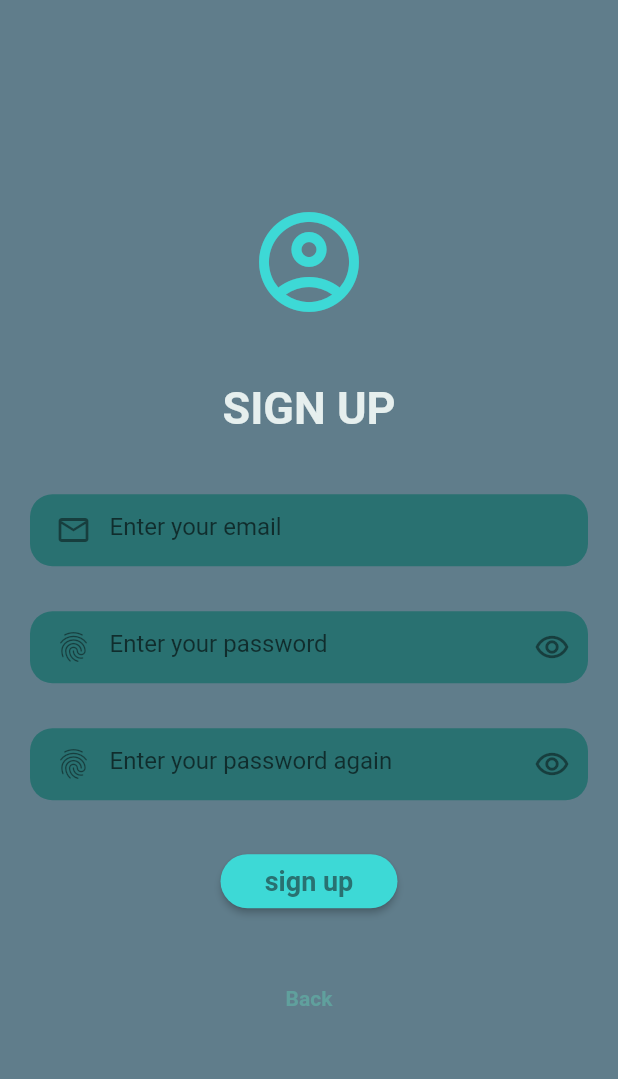
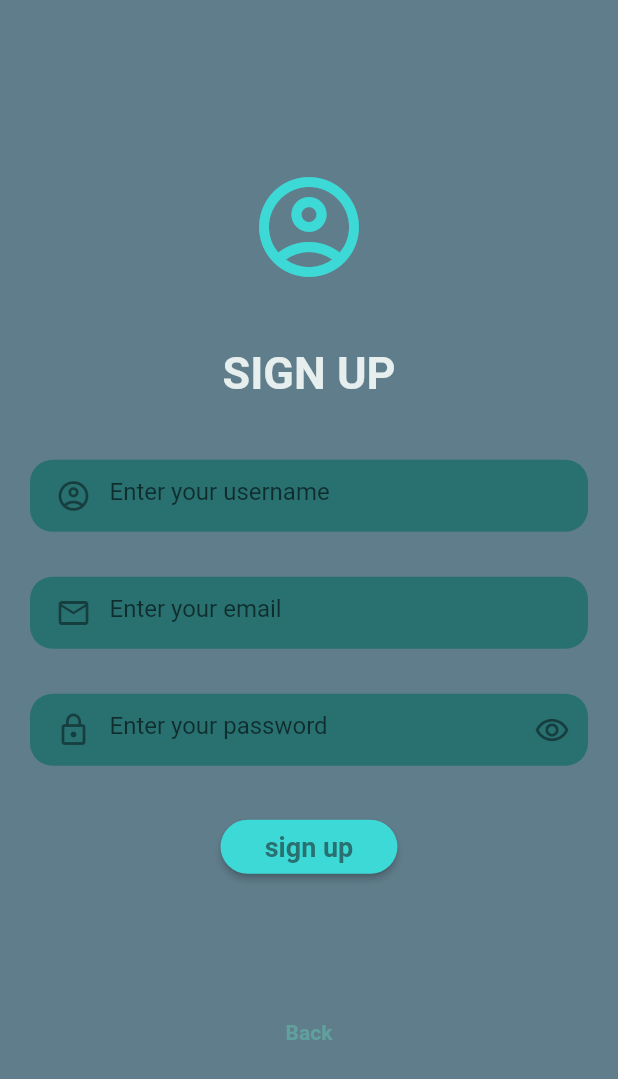
Before and after one commit to MohsenVerdizadeh/Taghche, a Flutter app: the Sign_up screen opened directly, on a phone screen of 412 x 824 dp. Shown: the top 1079 px of the screen. Run offline on Flutter 3.47's test engine with Material 2 defaults, Android fonts, the phone set to English and light mode, and no system bars; our stand-ins replace curved_navigation_bar, flutter_rating_bar; accounts and stored records are empty.

Commit message:
fix sign up page

```diff
--- a/lib/Sign up.dart
+++ b/lib/Sign up.dart
@@ -1,4 +1,12 @@
+import 'dart:async';
+import 'dart:io';
+
 import 'package:flutter/material.dart';
+//import 'package:fluttertoast/fluttertoast.dart';
+
+import 'Home page.dart';
+import 'oop classes/Models.dart';
+import 'oop classes/static_fields.dart';
 
 class Sign_up extends StatefulWidget {
   const Sign_up({Key? key}) : super(key: key);
@@ -8,6 +16,76 @@ class Sign_up extends StatefulWidget {
 }
 
 class _Sign_up extends State<Sign_up> {
+  String response = "";
+  String showMessage = '';
+  TextEditingController _usernameController = TextEditingController(text: "");
+  TextEditingController _emailController = TextEditingController(text: "");
+  TextEditingController _passwordController = TextEditingController(text: "");
+
+  @override
+  void initState() {
+    // TODO: implement initState
+    super.initState();
+    _emailController = TextEditingController();
+    _usernameController = TextEditingController();
+    _passwordController = TextEditingController();
+  }
+
+  String validateUsername(String value) {
+    if (value.isEmpty) {
+      return 'Username is required';
+    } else {
+      return "~~";
+    }
+  }
+
+  String validateEmail(String value) {
+    RegExp regex = RegExp(
+        r"^[a-zA-Z0-9.a-zA-Z0-9.!#$%&'*+-/=?^_`{|}~]+@[a-zA-Z0-9]+\.[a-zA-Z]+");
+    if (value.isEmpty) {
+      return 'Email is required';
+    } else {
+      if (!regex.hasMatch(value)) {
+        return 'Please enter a valid email';
+      } else {
+        return "~~";
+      }
+    }
+  }
+
+  String validatePassword(String value) {
+    RegExp regex = RegExp(r'^(?=.*?[A-Z])(?=.*?[a-z])(?=.*?[0-9]).{8,}$');
+    if (value.isEmpty) {
+      return 'Password is required';
+    } else {
+      if (!regex.hasMatch(value)) {
+        return 'Password must have contain at least one uppercase, one lowercase, one number and at least 8 characters';
+      } else {
+        return "~~";
+      }
+    }
+  }
+
+  void addUser(User user) async {
+    await Socket.connect("192.168.1.103", 8000).then((serverSocket) {
+      final data = "sign up&&" +
+          user.username +
+          "&&" +
+          user.email +
+          "&&" +
+          user.password +
+          "\u0000";
+      serverSocket.write(data);
+      serverSocket.flush();
+      serverSocket.listen((res) {
+        setState(() {
+          response = String.fromCharCodes(res);
+          print('response: $response');
+        });
+      });
+    });
+  }
+
   @override
   Widget build(BuildContext context) {
     return Scaffold(
@@ -47,10 +125,36 @@ class _Sign_up extends State<Sign_up> {
                     child: Padding(
                       padding: EdgeInsets.only(left: 5),
                       child: TextField(
+                        controller: _usernameController,
                         decoration: InputDecoration(
-                            prefixIcon: Icon(Icons.email_outlined),
+                            prefixIcon: Icon(
+                              Icons.account_circle_outlined,
+                            ),
                             border: InputBorder.none,
-                            hintText: 'Enter your email'),
+                            hintText: 'Enter your username'),
+                      ),
+                    ),
+                  ),
+                ),
+                SizedBox(
+                  height: 30,
+                ),
+                Padding(
+                  padding: const EdgeInsets.symmetric(horizontal: 20),
+                  child: Container(
+                    decoration: BoxDecoration(
+                      color: Color(0xFF297171),
+                      borderRadius: BorderRadius.circular(15),
+                    ),
+                    child: Padding(
+                      padding: const EdgeInsets.only(left: 5),
+                      child: TextField(
+                        controller: _emailController,
+                        decoration: InputDecoration(
+                          prefixIcon: Icon(Icons.email_outlined),
+                          border: InputBorder.none,
+                          hintText: 'Enter your email',
+                        ),
                       ),
                     ),
                   ),
@@ -68,38 +172,14 @@ class _Sign_up extends State<Sign_up> {
                     child: Padding(
                       padding: const EdgeInsets.only(left: 5),
                       child: TextFormField(
+                        controller: _passwordController,
                         obscureText: true,
                         decoration: InputDecoration(
                             prefixIcon: Icon(
-                              Icons.fingerprint_outlined,
+                              Icons.lock_outline,
                             ),
                             border: InputBorder.none,
-                            hintText: 'Enter your password',
-                            suffixIcon: Icon(Icons.remove_red_eye_outlined)),
-                      ),
-                    ),
-                  ),
-                ),
-                SizedBox(
-                  height: 30,
-                ),
-                Padding(
-                  padding: const EdgeInsets.symmetric(horizontal: 20),
-                  child: Container(
-                    decoration: BoxDecoration(
-                      color: Color(0xFF297171),
-                      borderRadius: BorderRadius.circular(15),
-                    ),
-                    child: Padding(
-                      padding: const EdgeInsets.only(left: 5),
-                      child: TextFormField(
-                        obscureText: true,
-                        decoration: InputDecoration(
-                            prefixIcon: Icon(
-                              Icons.fingerprint_outlined,
-                            ),
-                            border: InputBorder.none,
-                            hintText: 'Enter your password again',
+                            hintText: 'Enter your password ',
                             suffixIcon: Icon(Icons.remove_red_eye_outlined)),
                       ),
                     ),
@@ -109,14 +189,34 @@ class _Sign_up extends State<Sign_up> {
                   height: 30,
                 ),
                 ElevatedButton(
-                  onPressed: () {},
+                  onPressed: () async {
+                    if (validateUsername(_usernameController.text) == "~~" &&
+                        validateEmail(_emailController.text) == "~~" &&
+                        validatePassword(_passwordController.text) == "~~") {
+                      User newUser = User(
+                        _usernameController.text,
+                        _emailController.text,
+                        _passwordController.text,
+                      );
+                      addUser(newUser);
+                      if (response == 'account successfully created') {
+                        StaticFields.activeUser = newUser;
+                        Navigator.pushReplacement(
+                            context,
+                            MaterialPageRoute(
+                                builder: (context) => const Home_page()));
+                      } else {
+                        print('Not maked');
+                      }
+                    }
+                  },
                   style: ButtonStyle(
                     shape: MaterialStateProperty.all<RoundedRectangleBorder>(
                         RoundedRectangleBorder(
-                          borderRadius: BorderRadius.circular(18.0),
-                        )),
+                      borderRadius: BorderRadius.circular(18.0),
+                    )),
                     backgroundColor:
-                    MaterialStatePropertyAll<Color>(Color(0xFF3dd9d6)),
+                        MaterialStatePropertyAll<Color>(Color(0xFF3dd9d6)),
                   ),
                   child: Text(
                     '   sign up   ',
@@ -124,6 +224,16 @@ class _Sign_up extends State<Sign_up> {
                         color: Color(0xFF297171),
                         fontWeight: FontWeight.bold,
                         fontSize: 18),
+                  ),
+                ),
+                SizedBox(
+                  height: 30,
+                ),
+                Text(
+                  response,
+                  style: TextStyle(
+                    fontWeight: FontWeight.bold,
+                    color: Colors.white,
                   ),
                 ),
                 SizedBox(
--- /dev/null
+++ b/lib/oop classes/Models.dart
@@ -0,0 +1,8 @@
+class User {
+  final String username;
+  final String email;
+  final int credit = 0;
+  final String password;
+
+  User(this.username, this.email, this.password);
+}
--- a/lib/oop classes/User.dart
+++ /dev/null
@@ -1,10 +0,0 @@
-class User {
-  final String name;
-  final String email;
-  final int credit;
-  final String password;
-  final String imageUrl;
-
-  User(this.name, this.email, this.credit, this.password, this.imageUrl);
-
-}
--- /dev/null
+++ b/lib/oop classes/static_fields.dart
@@ -0,0 +1,8 @@
+import 'Models.dart';
+
+class StaticFields {
+  static User? activeUser;
+  static String postFix = ",,\u0000";
+  static String ip = '192.168.1.7';
+  static int port = 8080;
+}
```
Also changed, not shown: pubspec.yaml (+4 -4 lines).
